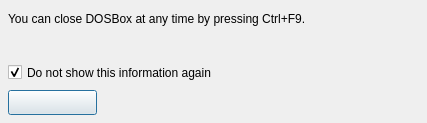
Qt form src/forms/FullscreenInfoFormUnit.ui (Eldricos/D-Fend-Reborn) before a commit.
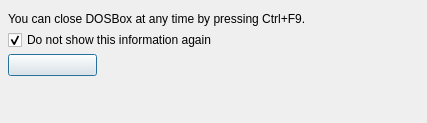
The same form after that commit.

Commit message: Remaining dialogs: Qt layouts instead of fixed pixel positions

```diff
--- a/src/forms/FullscreenInfoFormUnit.ui
+++ b/src/forms/FullscreenInfoFormUnit.ui
@@ -8,29 +8,51 @@
     <property name="vclPosition" stdset="0"><string notr="true">poOwnerFormCenter</string></property>
     <property name="vclDesignWidth" stdset="0"><number>427</number></property>
     <property name="vclDesignHeight" stdset="0"><number>123</number></property>
+    <layout class="QGridLayout" name="FullscreenInfoForm_Layout" columnstretch="0,1">
+      <property name="leftMargin"><number>8</number></property>
+      <property name="topMargin"><number>12</number></property>
+      <property name="rightMargin"><number>8</number></property>
+      <property name="bottomMargin"><number>8</number></property>
+      <property name="horizontalSpacing"><number>8</number></property>
+      <property name="verticalSpacing"><number>4</number></property>
+      <item row="0" column="0" colspan="2">
     <widget class="QLabel" name="InfoLabel">
-      <property name="geometry"><rect><x>8</x><y>12</y><width>411</width><height>49</height></rect></property>
-      <property name="vclAnchors" stdset="0"><string notr="true">akLeft,akTop,akRight</string></property>
       <property name="text"><string>You can close DOSBox at any time by pressing Ctrl+F9.</string></property>
       <property name="textFormat"><enum>Qt::PlainText</enum></property>
       <property name="wordWrap"><bool>true</bool></property>
       <property name="alignment"><set>Qt::AlignLeft|Qt::AlignTop</set></property>
     </widget>
+      </item>
+      <item row="1" column="0" colspan="2">
     <widget class="QCheckBox" name="CheckBox">
-      <property name="geometry"><rect><x>8</x><y>64</y><width>411</width><height>17</height></rect></property>
-      <property name="vclAnchors" stdset="0"><string notr="true">akLeft,akTop,akRight</string></property>
       <property name="text"><string>Do not show this information again</string></property>
       <property name="checked"><bool>true</bool></property>
     </widget>
+      </item>
+      <item row="2" column="0" alignment="Qt::AlignLeft">
     <widget class="QPushButton" name="OKButton">
-      <property name="geometry"><rect><x>8</x><y>90</y><width>89</width><height>25</height></rect></property>
-      <property name="text"><string></string></property>
+          <property name="text"><string /></property>
       <property name="autoDefault"><bool>false</bool></property>
       <property name="vclKind" stdset="0"><string notr="true">bkOK</string></property>
       <property name="default"><bool>true</bool></property>
       <property name="vclModalResult" stdset="0"><string notr="true">mrOk</string></property>
       <property name="vclOnClick" stdset="0"><string notr="true">OKButtonClick</string></property>
-    </widget>
+          <property name="minimumSize"><size><width>89</width><height>0</height></size></property>
+        </widget>
+      </item>
+      <item row="0" column="1">
+        <spacer name="FullscreenInfoForm_Layout_HFill">
+          <property name="orientation"><enum>Qt::Horizontal</enum></property>
+          <property name="sizeHint" stdset="0"><size><width>0</width><height>0</height></size></property>
+        </spacer>
+      </item>
+      <item row="3" column="0">
+        <spacer name="FullscreenInfoForm_VFill">
+          <property name="orientation"><enum>Qt::Vertical</enum></property>
+          <property name="sizeHint" stdset="0"><size><width>0</width><height>0</height></size></property>
+        </spacer>
+      </item>
+    </layout>
   </widget>
   <tabstops>
     <tabstop>CheckBox</tabstop>
```
Left out of the diff: 6 changed lines with no effect on the pictures. Lines whose indentation alone changed are shown as unchanged. The commit also changes 102 other files.
